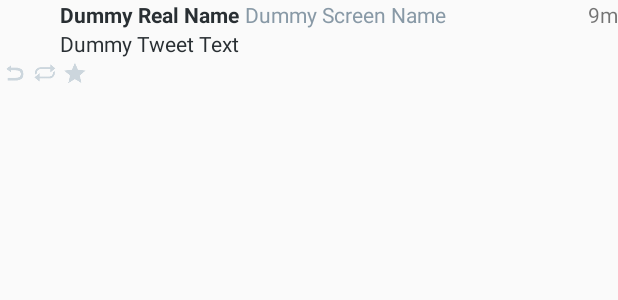
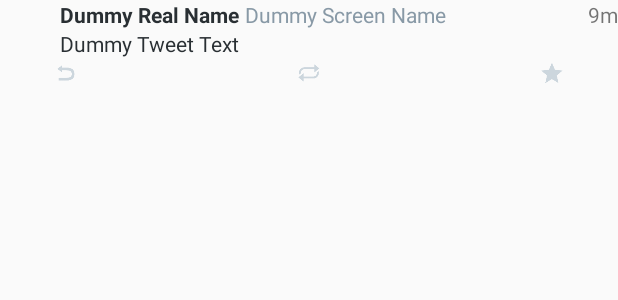
Before and after one commit to asweigart/codepath_hw3_twitterclient, an Android app: the layout tweet_item.xml on its own in the app's theme, with its tools: preview values and no code run, on a phone screen of 412 x 824 dp. Shown: the top 300 px of the screen. Run offline under Robolectric (Android 15) with nearby library versions, the phone set to English and light mode, and no system bars.

```diff
--- a/android-rest-client-template-master/app/src/main/java/com/codepath/apps/basictwitter/activities/LoginActivity.java
+++ b/android-rest-client-template-master/app/src/main/java/com/codepath/apps/basictwitter/activities/LoginActivity.java
@@ -35,7 +35,7 @@ public class LoginActivity extends OAuthLoginActionBarActivity<TwitterClient> {
 	@Override
 	public void onLoginSuccess() {
 		Intent i = new Intent(this, TimelineActivity.class);
-        i.addFlags(Intent.FLAG_ACTIVITY_CLEAR_TOP);
+        //i.addFlags(Intent.FLAG_ACTIVITY_CLEAR_TOP);
 		startActivity(i);
 	}
 
--- a/android-rest-client-template-master/app/src/main/java/com/codepath/apps/basictwitter/dialogs/ComposeTweetDialog.java
+++ b/android-rest-client-template-master/app/src/main/java/com/codepath/apps/basictwitter/dialogs/ComposeTweetDialog.java
@@ -128,6 +128,10 @@ public class ComposeTweetDialog extends DialogFragment {
 
             }
         });
+
+        // set padding for the three reply/retweet/favorite buttons
+
+
         return view;
     }
 
--- a/android-rest-client-template-master/app/src/main/java/com/codepath/apps/basictwitter/models/Tweet.java
+++ b/android-rest-client-template-master/app/src/main/java/com/codepath/apps/basictwitter/models/Tweet.java
@@ -15,13 +15,13 @@ public class Tweet extends Model {
     @Column(name = "text")
     private String text;
 
-    @Column(name = "uid", index = true)
+    @Column(name = "uid", index = true, unique = true, onUniqueConflict = Column.ConflictAction.REPLACE)
     private long uid;
 
     @Column(name = "createdAt")
     private String createdAt;
 
-    @Column(name = "User")
+    @Column(name = "user", onUpdate = Column.ForeignKeyAction.CASCADE, onDelete = Column.ForeignKeyAction.CASCADE)
     private User user;
 
     public boolean isFavorited() {
--- a/android-rest-client-template-master/app/src/main/java/com/codepath/apps/basictwitter/models/User.java
+++ b/android-rest-client-template-master/app/src/main/java/com/codepath/apps/basictwitter/models/User.java
@@ -15,7 +15,7 @@ public class User extends Model {
     @Column(name = "screenName")
     private String screenName;
 
-    @Column(name = "uid", index = true)
+    @Column(name = "uid", index = true, unique = true, onUniqueConflict = Column.ConflictAction.REPLACE)
     private long uid;
 
     @Column(name = "profileImageUrl")
--- a/android-rest-client-template-master/app/src/main/res/layout/tweet_item.xml
+++ b/android-rest-client-template-master/app/src/main/res/layout/tweet_item.xml
@@ -53,35 +53,40 @@
         android:layout_alignParentEnd="true"
         android:text="@string/Dummy_Created_At" />
 
-    <LinearLayout
-        android:orientation="horizontal"
+    <TableLayout xmlns:android="http://schemas.android.com/apk/res/android"
         android:layout_width="fill_parent"
         android:layout_height="fill_parent"
         android:layout_alignParentLeft="true"
         android:layout_alignParentStart="true"
-        android:layout_below="@+id/tvText">
+        android:layout_below="@+id/tvText"
+        android:stretchColumns="1">
+
+        <TableRow>
 
             <ImageView
-            android:layout_width="20dp"
+                android:layout_width="wrap_content"
                 android:layout_height="20dp"
                 android:id="@+id/ivReply"
                 android:src="@mipmap/ic_reply"
-            android:layout_gravity="left"
-            tools:ignore="RtlHardcoded" />
+                android:layout_gravity="center_horizontal"
+                android:paddingLeft="20dp"
+                tools:ignore="RtlHardcoded,RtlSymmetry" />
 
             <ImageView
-            android:layout_width="20dp"
+                android:layout_width="wrap_content"
                 android:layout_height="20dp"
                 android:id="@+id/ivRetweet"
-            android:src="@mipmap/ic_retweet"
-            android:layout_gravity="center_horizontal" />
+                android:layout_gravity="center_horizontal"
+                android:src="@mipmap/ic_retweet" />
 
             <ImageView
-            android:layout_width="20dp"
+                android:layout_width="wrap_content"
                 android:layout_height="20dp"
                 android:id="@+id/ivFavorite"
                 android:src="@mipmap/ic_favorite"
-            android:layout_gravity="right"
-            tools:ignore="RtlHardcoded" />
-    </LinearLayout>
+                android:paddingRight="20dp"
+                android:layout_gravity="center_horizontal"
+                tools:ignore="RtlHardcoded,RtlSymmetry" />
+        </TableRow>
+    </TableLayout>
 </RelativeLayout>
--- a/android-rest-client-template-master/app/src/main/res/values/strings.xml
+++ b/android-rest-client-template-master/app/src/main/res/values/strings.xml
@@ -1,7 +1,7 @@
 <?xml version="1.0" encoding="utf-8"?>
 <resources>
 
-    <string name="app_name">Rest Client Template</string>
+    <string name="app_name">A Simple Twit</string>
     <string name="login_label">Log in</string>
     <string name="title_activity_timeline">TimelineActivity</string>
 
```
Also changed, not shown: android-rest-client-template-master/app/src/main/java/com/codepath/apps/basictwitter/activities/TimelineActivity.java (+19 -3 lines), 1 other file. Lines whose indentation alone changed are shown as unchanged.
